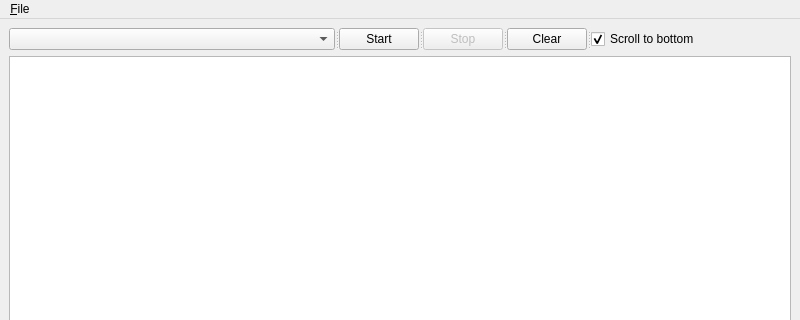
First picture: the form in mainwindow.ui, repository imhcyx/sniffer, before the edit; both pictures show x 0 to 800 and y 0 to 320 of the 800 by 600 pixel window.
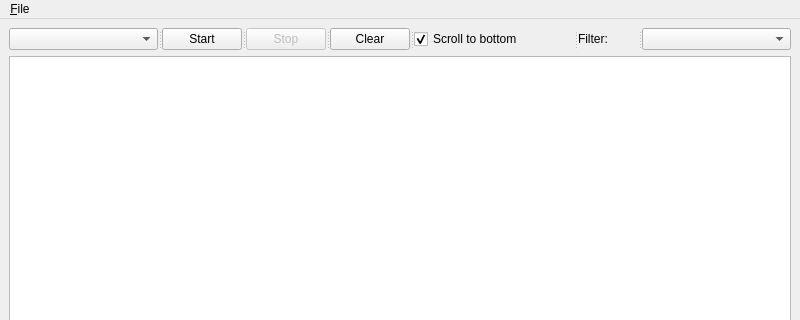
Second picture: the form after the edit.

```diff
--- a/mainwindow.ui
+++ b/mainwindow.ui
@@ -91,6 +91,12 @@
        </property>
       </widget>
       <widget class="QCheckBox" name="checkScroll">
+       <property name="sizePolicy">
+        <sizepolicy hsizetype="Preferred" vsizetype="Preferred">
+         <horstretch>0</horstretch>
+         <verstretch>0</verstretch>
+        </sizepolicy>
+       </property>
        <property name="minimumSize">
         <size>
          <width>0</width>
@@ -99,7 +105,7 @@
        </property>
        <property name="maximumSize">
         <size>
-         <width>200</width>
+         <width>160</width>
          <height>16777215</height>
         </size>
        </property>
@@ -113,6 +119,18 @@
         <bool>false</bool>
        </property>
       </widget>
+      <widget class="QLabel" name="label">
+       <property name="maximumSize">
+        <size>
+         <width>60</width>
+         <height>16777215</height>
+        </size>
+       </property>
+       <property name="text">
+        <string>Filter:</string>
+       </property>
+      </widget>
+      <widget class="QComboBox" name="filterCombo"/>
      </widget>
     </item>
     <item row="1" column="0">
```
